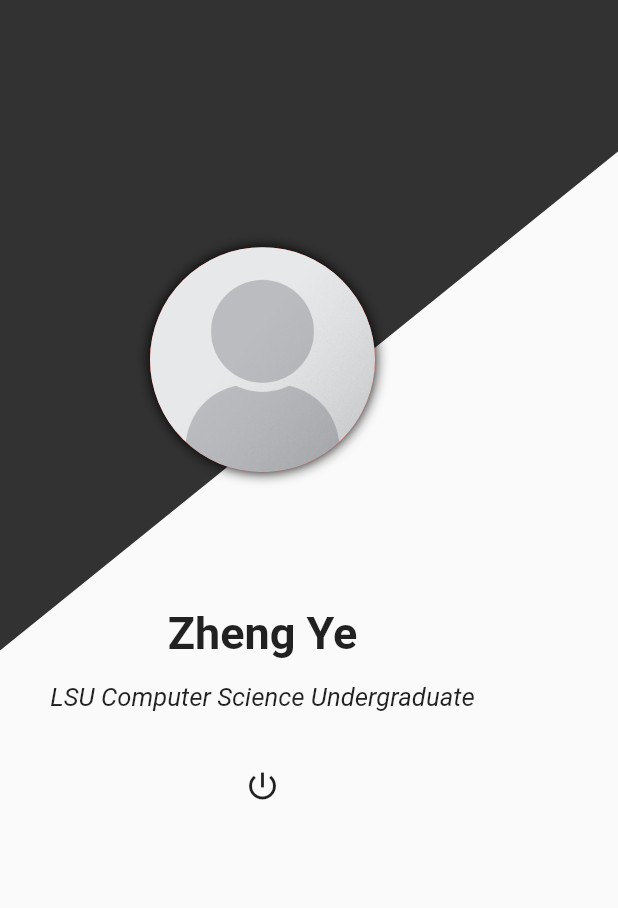
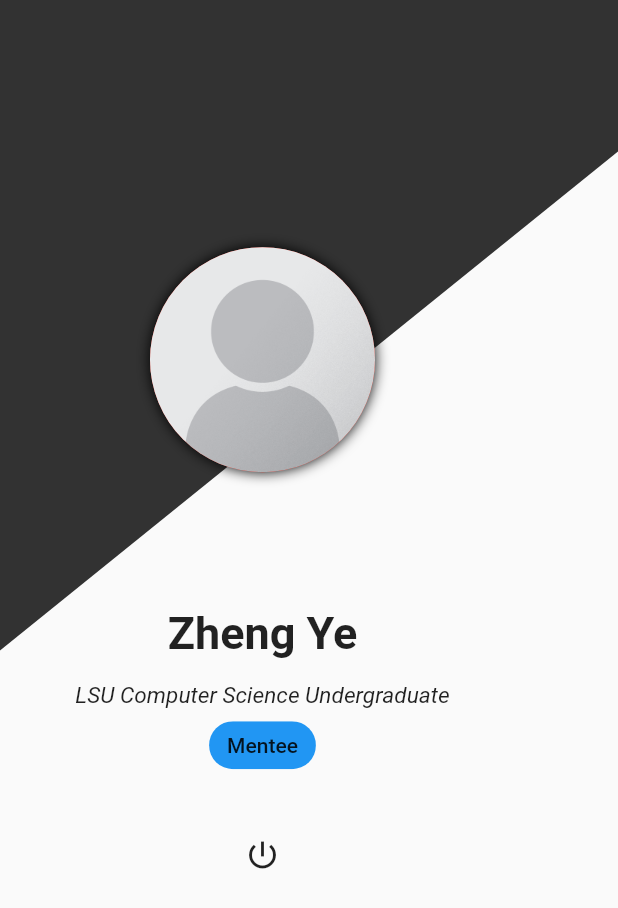
Before and after one commit to dsmann12/imPACt-dwerz, a Flutter app: the PersonalProfile screen opened directly, on a phone screen of 412 x 824 dp. Shown: the top 908 px of the screen. Run offline on Flutter 3.47's test engine with Material 2 defaults, Android fonts, the phone set to English and light mode, and no system bars; our stand-ins replace cloud_firestore, firebase_auth, flutter_login; missing offline and left inert: dart:ffi, morpheus; accounts and stored records are empty; network calls fail; Roboto replaces fonts that are missing (Montserrat).

Commit message:
Removed icons from card_index.dart & Made "Mentee" tag on profile tab

```diff
--- a/lib/pages/profile.dart
+++ b/lib/pages/profile.dart
@@ -48,10 +48,11 @@ class _PersonalProfileState extends State<PersonalProfile> {
                     Text(
                       'LSU Computer Science Undergraduate',
                       style: TextStyle(
-                          fontSize: 17.0,
+                          fontSize: 15.0,
                           fontStyle: FontStyle.italic,
                           fontFamily: 'Montserrat'),
                     ),
+                    Chip(backgroundColor: Colors.blue, label: Text("Mentee"),),
                     SizedBox(height: 25.0),
                     IconButton(
                       icon: Icon(Icons.power_settings_new),
```
Also changed, not shown: lib/card_animation/card_index.dart (+25 -25 lines).
